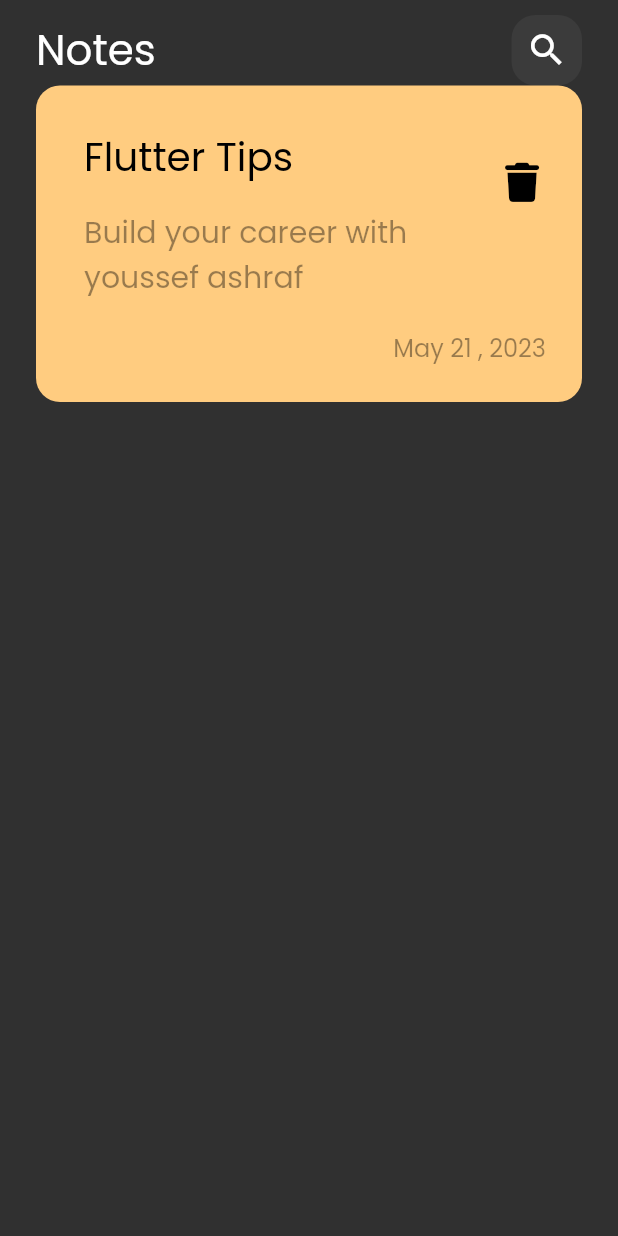
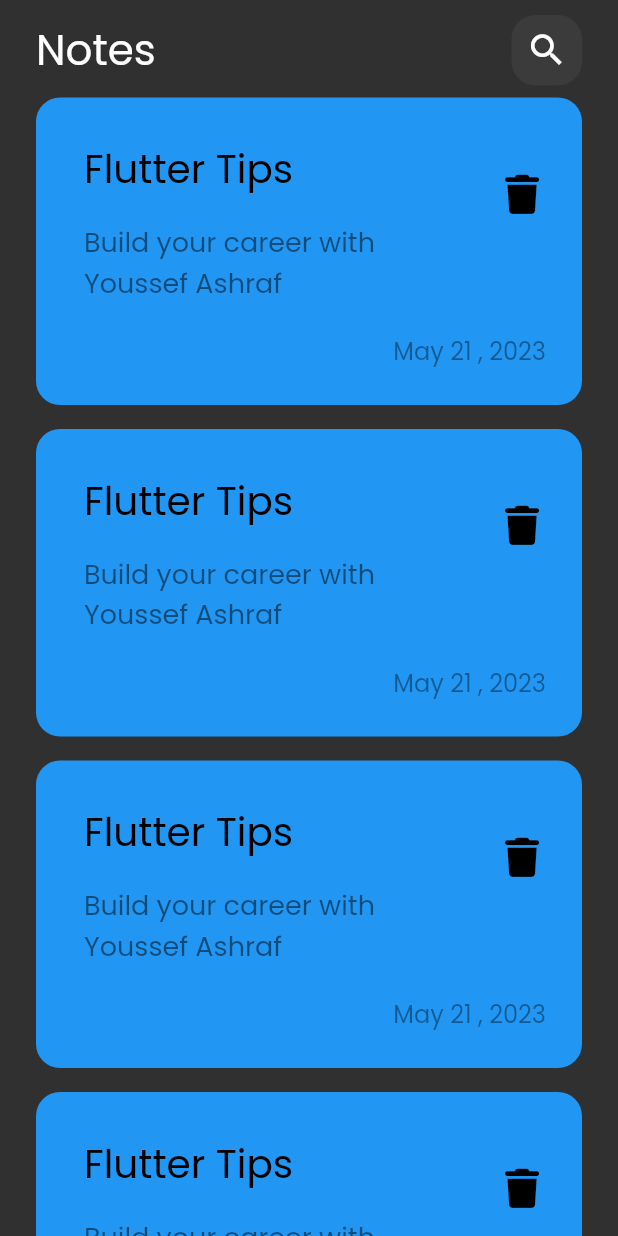
Before and after one commit to eljohnnyy/Note, a Flutter app: the screen it shows after launch, on a phone screen of 412 x 824 dp. Run offline on Flutter 3.47's test engine with Material 2 defaults, Android fonts, the phone set to English and light mode, and no system bars; our stand-ins replace font_awesome_flutter.

Commit message:
add to widget

```diff
--- a/lib/widget/note_item.dart
+++ b/lib/widget/note_item.dart
@@ -9,7 +9,7 @@ class NoteItem extends StatelessWidget {
     return Container(
       padding:const EdgeInsets.only(top: 24,bottom: 24,left: 16),
       decoration: BoxDecoration(
-        color:const Color(0xffFFCC80),
+        color:Colors.blue,
         borderRadius: BorderRadius.circular(16)
       ),
       child:  Column(
@@ -20,7 +20,7 @@ ListTile(
   title:const Text('Flutter Tips',style: TextStyle(color: Colors.black,fontSize: 26),),
   subtitle: Padding(
     padding: const EdgeInsets.only(top: 16,bottom: 16),
-    child: Text('Build your career with youssef ashraf',style: TextStyle(color: Colors.black.withOpacity(0.4),fontSize: 20),),
+    child: Text('Build your career with Youssef Ashraf',style: TextStyle(color: Colors.black.withOpacity(0.5),fontSize: 18),),
   ),
   trailing: IconButton(onPressed: (){}, icon:const Icon(FontAwesomeIcons.trash,color: Colors.black,size: 26,)),
 ),
--- /dev/null
+++ b/lib/widget/notes_listview.dart
@@ -0,0 +1,17 @@
+import 'package:flutter/cupertino.dart';
+
+import 'note_item.dart';
+
+class ListItem extends StatelessWidget {
+  const ListItem({super.key});
+
+  @override
+  Widget build(BuildContext context) {
+    return ListView.builder(itemBuilder: (context,index){
+      return const Padding(
+        padding:  EdgeInsets.symmetric(vertical: 8),
+        child: NoteItem(),
+      );
+    });
+  }
+}
--- a/lib/widget/notes_view_body.dart
+++ b/lib/widget/notes_view_body.dart
@@ -1,6 +1,8 @@
 import 'package:flutter/cupertino.dart';
 import 'package:note/widget/app_bar.dart';
 import 'package:note/widget/note_item.dart';
+
+import 'notes_listview.dart';
 
 class NotesViewBody extends StatelessWidget {
   const NotesViewBody({super.key});
@@ -12,7 +14,7 @@ class NotesViewBody extends StatelessWidget {
       child:  Column(children: [
         SizedBox(height: 10,),
         AppBar(),
-        NoteItem(),
+       Expanded(child: ListItem()),
 
 
       ],),
```
